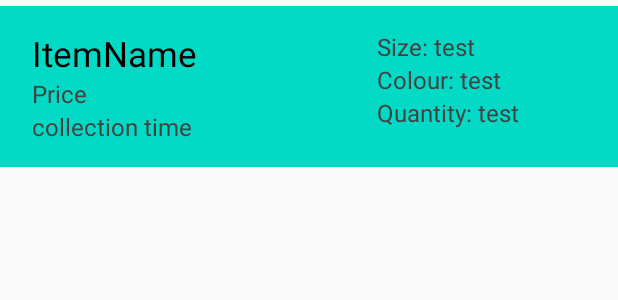
After one commit to Phoshco/CodeExpDeez, an Android app: the layout history_list_item.xml on its own in the app's theme, with its tools: preview values and no code run, on a phone screen of 412 x 824 dp. The commit adds this screen. Shown: the top 300 px of the screen. Run offline under Robolectric (Android 15) with nearby library versions, the phone set to English and light mode, and no system bars.

Commit message:
Working Checkout History Page

```diff
--- a/app/src/main/AndroidManifest.xml
+++ b/app/src/main/AndroidManifest.xml
@@ -9,6 +9,9 @@
         android:roundIcon="@mipmap/ic_launcher_round"
         android:supportsRtl="true"
         android:theme="@style/Theme.CodeExpDeez">
+        <activity
+            android:name=".CheckoutHistoryPage"
+            android:exported="false" />
         <activity
             android:name=".CheckoutCart"
             android:exported="false" />
--- a/app/src/main/java/com/example/codeexpdeez/CartFirebase.java
+++ b/app/src/main/java/com/example/codeexpdeez/CartFirebase.java
@@ -38,9 +38,6 @@ public class CartFirebase {
         try {
             String username = FirebaseAuth.getInstance().getUid();
             mDatabase = FirebaseDatabase.getInstance();
-//            mReferenceProducts = mDatabase.getReference(username).child("User Inventory").child("Location");
-//            mReferenceProducts = mDatabase.getReference("Product");
-            Log.i("USRENAME", username.toString());
             mReferenceCheckout = mDatabase.getReference(username).child("Checkout");
             mReferenceCart = mDatabase.getReference(username).child("Cart");
         }
--- a/app/src/main/res/layout/activity_emart.xml
+++ b/app/src/main/res/layout/activity_emart.xml
@@ -39,6 +39,12 @@
             android:layout_width="wrap_content"
             android:layout_height="wrap_content"
             android:text="Show Cart"/>
+
+        <Button
+            android:id="@+id/showCheckoutBtn"
+            android:layout_width="wrap_content"
+            android:layout_height="wrap_content"
+            android:text="Show Checkout History"/>
     </LinearLayout>
 
     <SearchView
--- /dev/null
+++ b/app/src/main/res/layout/history_list_item.xml
@@ -0,0 +1,132 @@
+<?xml version="1.0" encoding="utf-8"?>
+<androidx.constraintlayout.widget.ConstraintLayout xmlns:android="http://schemas.android.com/apk/res/android"
+    android:layout_width="match_parent"
+    android:layout_height="wrap_content"
+    xmlns:app="http://schemas.android.com/apk/res-auto"
+    android:background="@color/teal_200"
+    android:layout_marginVertical="4sp"
+    android:padding="16dp">
+
+    <TextView
+        android:id="@+id/hitemname"
+        android:layout_width="230dp"
+        android:layout_height="wrap_content"
+        android:paddingLeft="5dp"
+        android:ellipsize="end"
+        android:maxLines="1"
+        android:scrollHorizontally="true"
+        android:text="@string/itemname"
+        android:textColor="@color/black"
+        android:textSize="23sp"
+        app:layout_constraintStart_toStartOf="parent"
+        app:layout_constraintBottom_toTopOf="@id/hprice_value"
+        />
+
+
+    <TextView
+        android:id="@+id/hprice_value"
+        android:layout_width="wrap_content"
+        android:layout_height="wrap_content"
+        android:paddingLeft="5dp"
+        android:scrollHorizontally="true"
+        android:text="@string/price"
+        android:textColor="@color/cardview_dark_background"
+        android:textSize="16sp"
+        app:layout_constraintStart_toStartOf="parent"
+        app:layout_constraintTop_toBottomOf="@id/hitemname" />
+    <TextView
+        android:id="@+id/hcollect_time_value"
+        android:layout_width="wrap_content"
+        android:layout_height="wrap_content"
+        android:paddingLeft="5dp"
+        android:scrollHorizontally="true"
+        android:text="collection time"
+        android:textColor="@color/cardview_dark_background"
+        android:textSize="16sp"
+        app:layout_constraintStart_toStartOf="parent"
+        app:layout_constraintTop_toBottomOf="@id/hprice_value" />
+
+    <TextView
+        android:id="@+id/textViewSize"
+        android:layout_width="wrap_content"
+        android:layout_height="wrap_content"
+        android:paddingLeft="5dp"
+        android:scrollHorizontally="true"
+        android:text="Size: "
+        android:textColor="@color/cardview_dark_background"
+        android:textSize="16sp"
+        app:layout_constraintLeft_toRightOf="@id/hitemname"
+        app:layout_constraintTop_toTopOf="@id/hitemname"
+
+        />
+
+    <TextView
+        android:id="@+id/hsize_value"
+        android:layout_width="wrap_content"
+        android:layout_height="wrap_content"
+        android:scrollHorizontally="true"
+        android:text="test"
+        android:textColor="@color/cardview_dark_background"
+        android:textSize="16sp"
+        app:layout_constraintLeft_toRightOf="@id/textViewSize"
+        app:layout_constraintTop_toTopOf="@id/hitemname"
+        />
+
+    <TextView
+        android:id="@+id/textViewColour"
+        android:layout_width="wrap_content"
+        android:layout_height="wrap_content"
+        android:paddingLeft="5dp"
+        android:scrollHorizontally="true"
+        android:text="Colour: "
+        android:textColor="@color/cardview_dark_background"
+        android:textSize="16sp"
+        app:layout_constraintTop_toBottomOf="@id/textViewSize"
+        app:layout_constraintLeft_toLeftOf="@id/textViewSize"
+        />
+
+    <TextView
+        android:id="@+id/hcolour_value"
+        android:layout_width="wrap_content"
+        android:layout_height="wrap_content"
+        android:scrollHorizontally="true"
+        android:text="test"
+        android:textColor="@color/cardview_dark_background"
+        android:textSize="16sp"
+        app:layout_constraintTop_toBottomOf="@id/hsize_value"
+        app:layout_constraintLeft_toRightOf="@id/textViewColour"
+        />
+
+
+    <TextView
+        android:id="@+id/textViewQuantity"
+        android:layout_width="wrap_content"
+        android:layout_height="wrap_content"
+        android:paddingLeft="5dp"
+        android:scrollHorizontally="true"
+        android:text="Quantity: "
+        android:textColor="@color/cardview_dark_background"
+        android:textSize="16sp"
+        app:layout_constraintTop_toBottomOf="@id/textViewColour"
+        app:layout_constraintLeft_toLeftOf="@id/textViewColour"
+        />
+
+    <TextView
+        android:id="@+id/hquantity_value"
+        android:layout_width="wrap_content"
+        android:layout_height="wrap_content"
+        android:scrollHorizontally="true"
+        android:text="test"
+        android:textColor="@color/cardview_dark_background"
+        android:textSize="16sp"
+        app:layout_constraintTop_toBottomOf="@id/hcolour_value"
+        app:layout_constraintLeft_toRightOf="@id/textViewQuantity"
+        />
+
+
+
+
+
+
+
+</androidx.constraintlayout.widget.ConstraintLayout>
```
Also changed, not shown: app/src/main/java/com/example/codeexpdeez/CheckoutHistory.java (added, +14 -0 lines), app/src/main/java/com/example/codeexpdeez/CheckoutHistoryPage.java (added, +50 -0 lines), app/src/main/java/com/example/codeexpdeez/CheckoutHistoryView_Config.java (added, +92 -0 lines), app/src/main/java/com/example/codeexpdeez/HistoryFirebase.java (added, +64 -0 lines), app/src/main/java/com/example/codeexpdeez/eMart.java (+10 -0 lines), app/src/main/res/drawable/ic_baseline_arrow_forward_ios_24.xml (added, +11 -0 lines), app/src/main/res/layout/activity_checkout_history_page.xml (added, +66 -0 lines). Lines whose indentation alone changed are shown as unchanged.
